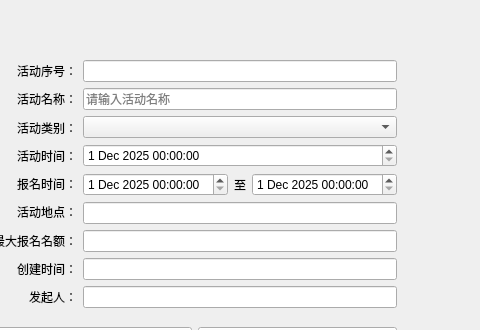
Qt form CampusEventClient/activityeditview.ui (liuxing122119/CampusEventSign) before a commit; both pictures show x 330 to 810 and y 0 to 330 of the 1050 by 414 pixel window.
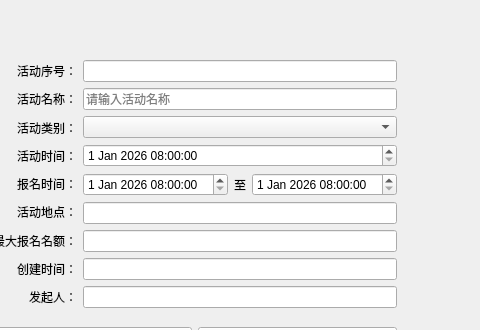
The same form after that commit.

The edit to the form file:
```diff
--- a/CampusEventClient/activityeditview.ui
+++ b/CampusEventClient/activityeditview.ui
@@ -157,14 +157,14 @@
           <widget class="QDateTimeEdit" name="acttimeEdit">
            <property name="date">
             <date>
-             <year>2025</year>
-             <month>12</month>
+             <year>2026</year>
+             <month>1</month>
              <day>1</day>
             </date>
            </property>
            <property name="time">
             <time>
-             <hour>0</hour>
+             <hour>8</hour>
              <minute>0</minute>
              <second>0</second>
             </time>
@@ -177,11 +177,18 @@
             <widget class="QDateTimeEdit" name="starttimeEdit">
              <property name="date">
               <date>
-               <year>2025</year>
-               <month>12</month>
+               <year>2026</year>
+               <month>1</month>
                <day>1</day>
               </date>
              </property>
+             <property name="time">
+              <time>
+               <hour>8</hour>
+               <minute>0</minute>
+               <second>0</second>
+              </time>
+             </property>
             </widget>
            </item>
            <item>
@@ -195,11 +202,18 @@
             <widget class="QDateTimeEdit" name="endtimeEdit">
              <property name="date">
               <date>
-               <year>2025</year>
-               <month>12</month>
+               <year>2026</year>
+               <month>1</month>
                <day>1</day>
               </date>
              </property>
+             <property name="time">
+              <time>
+               <hour>8</hour>
+               <minute>0</minute>
+               <second>0</second>
+              </time>
+             </property>
             </widget>
            </item>
           </layout>
```
